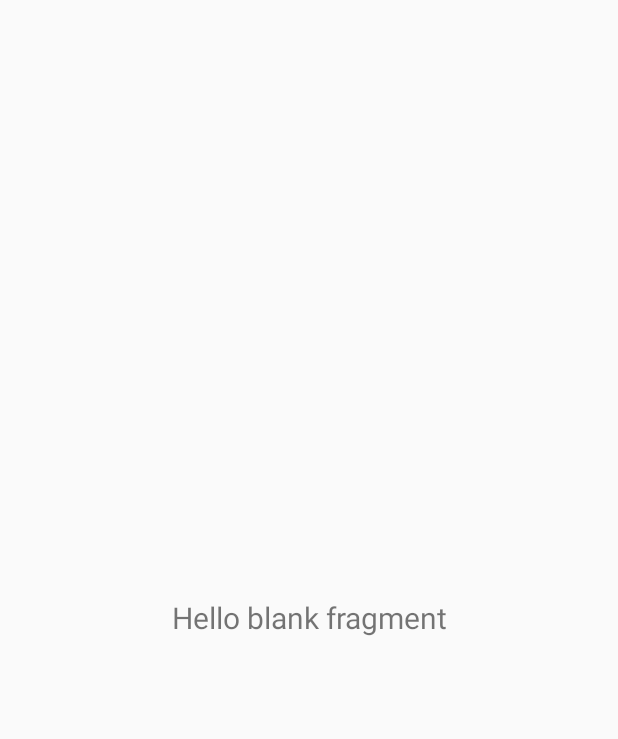
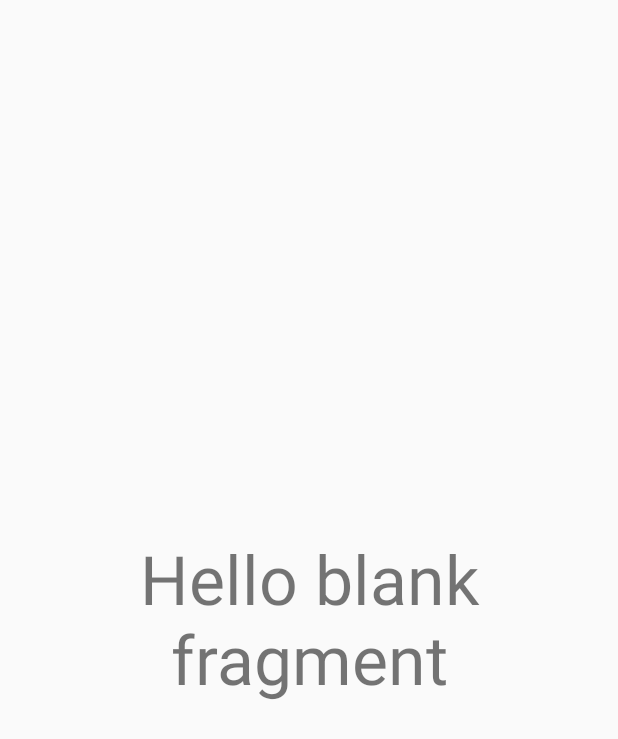
Before and after one commit to BenjuhminStewart/InnerLink, an Android app: the layout fragment_second.xml on its own in the app's theme, with its tools: preview values and no code run, on a phone screen of 412 x 824 dp. Shown: the top 739 px of the screen. Run offline under Robolectric (Android 15) with nearby library versions, the light colour scheme and no system bars.

Commit message:
change text size
20sp->45sp

```diff
--- a/app/src/main/res/layout/fragment_second.xml
+++ b/app/src/main/res/layout/fragment_second.xml
@@ -18,7 +18,7 @@
         android:gravity="center"
         android:minHeight="48dp"
         android:text="@string/hello_blank_fragment"
-        android:textSize="20sp"
+        android:textSize="45sp"
         app:layout_constraintBottom_toBottomOf="parent"
         app:layout_constraintEnd_toEndOf="parent"
         app:layout_constraintStart_toStartOf="parent"
```
